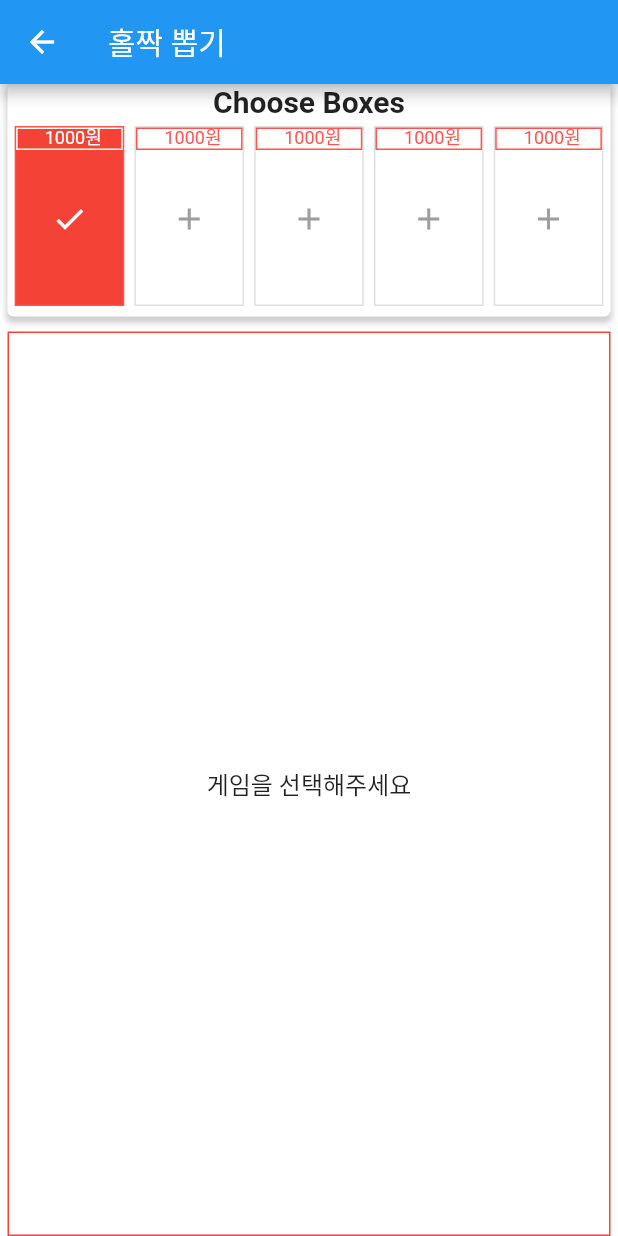
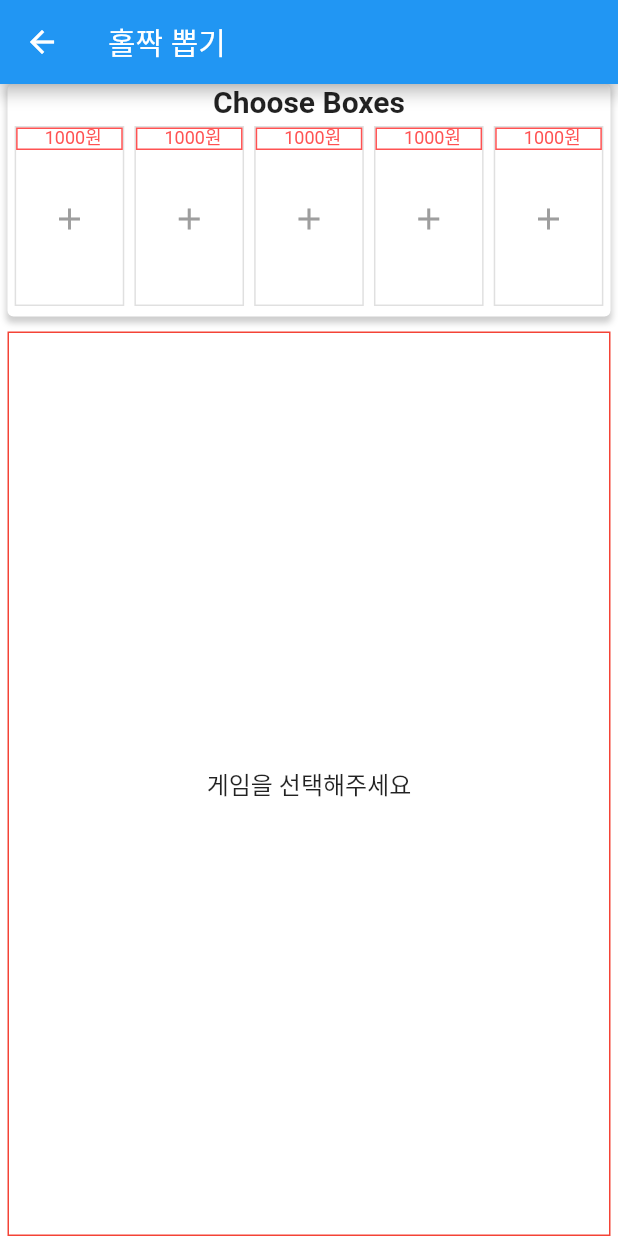
Before and after one commit to day0ung/mirea_on, a Flutter app: the SnifflingWidget screen opened directly, on a phone screen of 412 x 824 dp. Run offline on Flutter 3.47's test engine with Material 2 defaults, Android fonts, the light colour scheme and no system bars; our stand-ins replace shared_preferences; accounts and stored records are empty; statements that could not run were skipped.

Commit message:
refactor : Game object 사용

```diff
--- a/front-end/mirea_on/lib/widgets/lottery/sniffling_raffle.dart
+++ b/front-end/mirea_on/lib/widgets/lottery/sniffling_raffle.dart
@@ -14,18 +14,14 @@
 }
 
 class _SnifflingWidget extends State<SnifflingWidget> {
-  List<Game> games = [ Game('A'), Game('B'), Game('C'), Game('D'), Game('E')];
-  List<bool> isSelectedList = [];
+  List<Game> games = [ Game('A', true), Game('B', false), Game('C', false), Game('D', false), Game('E', false)];
+  List<String> selectedGameNames = [];
   List<int> selectedNumbers = [];
-
-  String selectedGameText = '';
 
 
   @override
   void initState() {
     super.initState();
-    isSelectedList = List<bool>.filled(games.length, false);
-    isSelectedList[0] = true;
     updateSelectedGameText();
   }
 
@@ -64,10 +60,10 @@
                       children: List.generate(5, (index) {
                         return BoxWidget(
                           width: boxWidth,
-                          isSelected: isSelectedList[index],
+                          isSelected: games[index].isSelected,
                           onTap: () {
                             setState(() {
-                              isSelectedList[index] = !isSelectedList[index];
+                              games[index].isSelected = !games[index].isSelected;
                               updateSelectedGameText();
                             });
                           },
@@ -89,16 +85,16 @@
                       border: Border.all(color: Colors.red, width: 1.0),
                     ),
                     child: Column(
-                      mainAxisAlignment: selectedGameText.isNotEmpty
+                      mainAxisAlignment: selectedGameNames.isNotEmpty
                           ? MainAxisAlignment.start
                           : MainAxisAlignment.center,
-                      crossAxisAlignment: selectedGameText.isNotEmpty
+                      crossAxisAlignment: selectedGameNames.isNotEmpty
                           ? CrossAxisAlignment.start
                           : CrossAxisAlignment.center,
                       children: [
                         Container(
                           padding: EdgeInsets.symmetric(horizontal: 10,vertical: 3),
-                          child: selectedGameText.isEmpty
+                          child: selectedGameNames.isEmpty
                               ? Center(
                                   child: Text(
                                     '게임을 선택해주세요',
@@ -112,14 +108,15 @@
                                       mainAxisAlignment: MainAxisAlignment.spaceBetween,  //Text는 왼, Button: 오
                                       children: [
                                         Text(
-                                          selectedGameText +' 게임',
+                                          selectedGameNames.join(",") +' 게임',
                                           style: TextStyle(
                                               fontSize: 16,
                                               fontWeight: FontWeight.bold),
                                         ),
                                         ElevatedButton(
                                           onPressed: () {
-                                            assignNumbers(selectedGameText);
+                                            assignNumbers();
+
                                           },
                                           child: Text('뽑기'),
                                         ),
@@ -130,7 +127,7 @@
 
                                 ),
                         ),
-                        if(selectedGameText.isNotEmpty)
+                        if(selectedGameNames.isNotEmpty)
                           Expanded(
                             child: GridView.count(
                               crossAxisCount: 7,
@@ -187,19 +184,25 @@
   }
 
   void updateSelectedGameText() {
-    selectedGameText = '';
-    List<String> selectedGames = [];
-    for (int i = 0; i < isSelectedList.length; i++) {
-      if (isSelectedList[i]) {
-        selectedGames.add(games[i].name);
-      }
-    }
-    if (selectedGames.isNotEmpty) {
-      selectedGameText = selectedGames.join(', ');
-    }
+    selectedGameNames = games.where((game) => game.isSelected)
+                        .map((game) => game.name)
+                        .toList();
+
   }
 
-  void assignNumbers(selectedGameText) {
+  void assignNumbers() {
+    games.where((game) => game.isSelected).forEach((game) {
+      game.numbers = assignNumbersToGame();
+    });
+
+    selectedNumbers.clear();
+    setState(() {
+      // 화면을 다시 그리기 위해 setState() 호출
+    });
+
+  }
+
+  List<int> assignNumbersToGame() {
     List<int> resultNumbers = selectedNumbers.toList();
     while (resultNumbers.length < 6) {
       int randomNumber = Random().nextInt(45) + 1;
@@ -208,8 +211,7 @@
       }
     }
     resultNumbers.sort();
-    print(selectedGameText);
-    print(resultNumbers);
+    return resultNumbers;
   }
 
 
```
